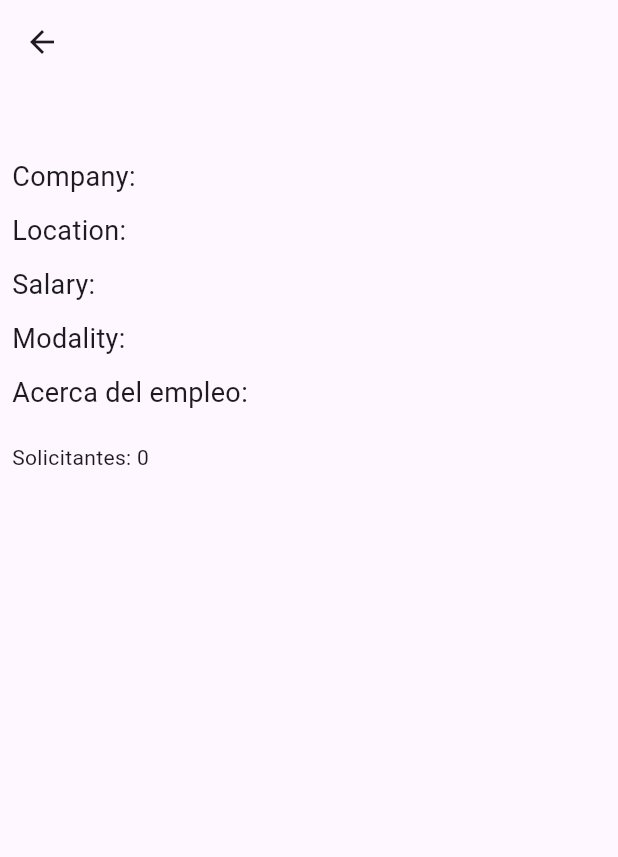
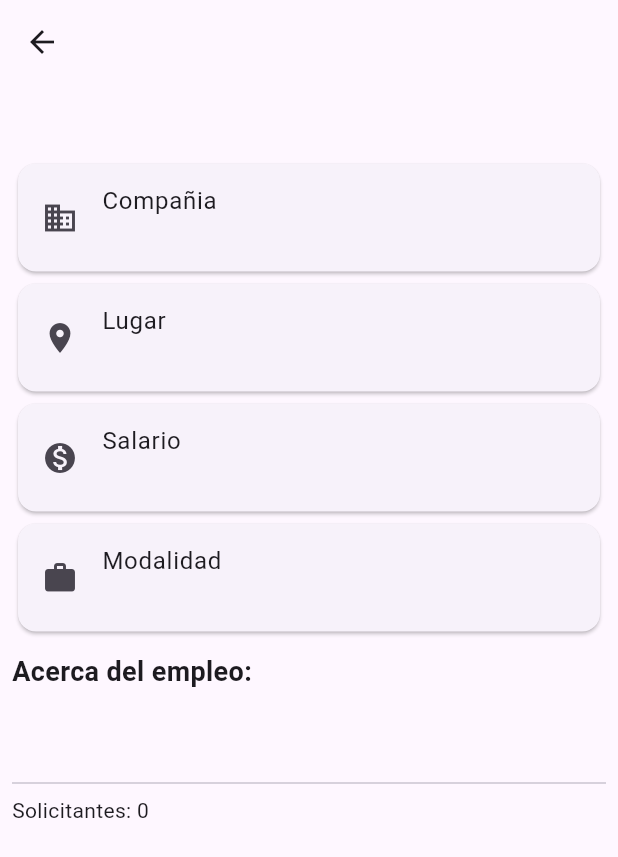
Before and after one commit to JhonOlivares26/CVault, a Flutter app: the JobDetailsPage screen opened directly with empty values, on a phone screen of 412 x 824 dp. Shown: the top 857 px of the screen. Run offline on Flutter 3.47's test engine with Material 3 defaults, Android fonts, the phone set to English and light mode, and no system bars; our stand-ins replace animate_do, cloud_firestore, file_picker, firebase_auth, firebase_core, firebase_storage and 3 more; accounts and stored records are empty; network calls fail.

Commit message:
Ajustes visuales en la informacion detallada de una oferta de empleo

```diff
--- a/lib/views/pages/JobDetails.dart
+++ b/lib/views/pages/JobDetails.dart
@@ -18,6 +18,7 @@ class JobDetailsPage extends StatefulWidget {
 class _JobDetailsPageState extends State<JobDetailsPage> {
   bool hasApplied = false;
   String userType = '';
+  bool isLoading = true;
 
   @override
   void initState() {
@@ -28,10 +29,14 @@ class _JobDetailsPageState extends State<JobDetailsPage> {
   Future<void> _getUserType() async {
     final currentUser = auth.FirebaseAuth.instance.currentUser;
     if (currentUser != null) {
-      final userDoc = await FirebaseFirestore.instance.collection('users').doc(currentUser.uid).get();
+      final userDoc = await FirebaseFirestore.instance
+          .collection('users')
+          .doc(currentUser.uid)
+          .get();
       setState(() {
         userType = userDoc.data()?['userType'] ?? '';
         hasApplied = widget.job.applicants.contains(currentUser.uid);
+        isLoading = false;
       });
     }
   }
@@ -42,33 +47,79 @@ class _JobDetailsPageState extends State<JobDetailsPage> {
       appBar: AppBar(
         title: Text(widget.job.title),
       ),
-      body: Padding(
+      body: isLoading
+          ? Center(child: CircularProgressIndicator())
+          : Padding(
               padding: const EdgeInsets.all(8.0),
               child: Column(
                 crossAxisAlignment: CrossAxisAlignment.start,
                 children: <Widget>[
-            Text(widget.job.title, style: const TextStyle(fontSize: 22, fontWeight: FontWeight.bold)),
+                  Text(
+                    widget.job.title,
+                    style: const TextStyle(
+                        fontSize: 22, fontWeight: FontWeight.bold),
+                  ),
                   const SizedBox(height: 10),
-            Text('Company: ${widget.job.companyName}', style: const TextStyle(fontSize: 18)),
+                  Card(
+                    child: ListTile(
+                      leading: Icon(Icons.business),
+                      title: Text('Compañia'),
+                      subtitle: Text(widget.job.companyName),
+                    ),
+                  ),
+                  Card(
+                    child: ListTile(
+                      leading: Icon(Icons.location_on),
+                      title: Text('Lugar'),
+                      subtitle: Text(widget.job.location),
+                    ),
+                  ),
+                  Card(
+                    child: ListTile(
+                      leading: Icon(Icons.monetization_on),
+                      title: Text('Salario'),
+                      subtitle: Text(widget.job.salary),
+                    ),
+                  ),
+                  Card(
+                    child: ListTile(
+                      leading: Icon(Icons.work),
+                      title: Text('Modalidad'),
+                      subtitle: Text(widget.job.modality),
+                    ),
+                  ),
                   const SizedBox(height: 10),
-            Text('Location: ${widget.job.location}', style: const TextStyle(fontSize: 18)),
+                  Text(
+                    'Acerca del empleo:',
+                    style: const TextStyle(
+                        fontSize: 18, fontWeight: FontWeight.bold),
+                  ),
                   const SizedBox(height: 10),
-            Text('Salary: ${widget.job.salary}', style: const TextStyle(fontSize: 18)),
-            const SizedBox(height: 10),
-            Text('Modality: ${widget.job.modality}', style: const TextStyle(fontSize: 18)),
-            const SizedBox(height: 10),
-            Text('Acerca del empleo: ${widget.job.description}', style: const TextStyle(fontSize: 18)),
+                  Text(
+                    widget.job.description,
+                    style: const TextStyle(fontSize: 16),
+                  ),
                   const SizedBox(height: 20),
+                  Divider(),
                   Text('Solicitantes: ${widget.job.applicants.length}'),
                   const SizedBox(height: 20),
                   if (userType == 'Persona')
-              ElevatedButton(
-                onPressed: hasApplied ? null : () async {
-                  final currentUser = auth.FirebaseAuth.instance.currentUser;
+                    ElevatedButton.icon(
+                      onPressed: hasApplied
+                          ? null
+                          : () async {
+                              final currentUser =
+                                  auth.FirebaseAuth.instance.currentUser;
                               if (currentUser != null) {
-                    if (!widget.job.applicants.contains(currentUser.uid)) {
-                      final userDoc = await FirebaseFirestore.instance.collection('users').doc(currentUser.uid).get();
-                      final userPdf = userDoc.data()?['userPdf'] ?? '';
+                                if (!widget.job.applicants
+                                    .contains(currentUser.uid)) {
+                                  final userDoc = await FirebaseFirestore
+                                      .instance
+                                      .collection('users')
+                                      .doc(currentUser.uid)
+                                      .get();
+                                  final userPdf =
+                                      userDoc.data()?['userPdf'] ?? '';
                                   if (userPdf.isEmpty) {
                                     showAlert(
                                       context,
@@ -77,12 +128,17 @@ class _JobDetailsPageState extends State<JobDetailsPage> {
                                     );
                                   } else {
                                     setState(() {
-                          widget.job.applicants.add(currentUser.uid);
+                                      widget.job.applicants
+                                          .add(currentUser.uid);
                                       hasApplied = true;
                                     });
 
-                        FirebaseFirestore.instance.collection('jobs').doc(widget.job.id).update({
-                          'applicants': FieldValue.arrayUnion([currentUser.uid])
+                                    FirebaseFirestore.instance
+                                        .collection('jobs')
+                                        .doc(widget.job.id)
+                                        .update({
+                                      'applicants': FieldValue.arrayUnion(
+                                          [currentUser.uid])
                                     });
                                     showAlert(
                                       context,
@@ -93,10 +149,14 @@ class _JobDetailsPageState extends State<JobDetailsPage> {
                                 }
                               }
                             },
-                child: const Text('Solicitar empleo'),
+                      icon: Icon(Icons.send),
+                      label: Text('Solicitar empleo'),
                     ),
-            if (hasApplied) // Muestra un mensaje si el usuario ha solicitado el empleo
-              const Text('Ya estás postulado para este empleo', style: TextStyle(fontSize: 18, color: Colors.green)),
+                  if (hasApplied)
+                    const Text(
+                      'Ya estás postulado para este empleo',
+                      style: TextStyle(fontSize: 18, color: Colors.green),
+                    ),
                 ],
               ),
             ),
```
Lines whose indentation alone changed are shown as unchanged.
